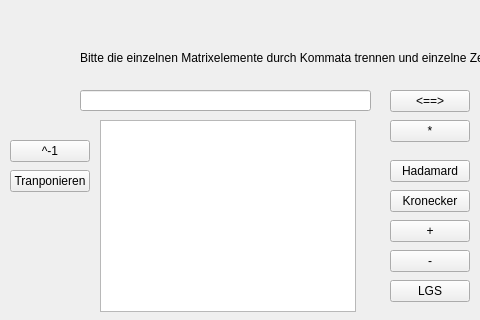
Above: matrix.ui from FelixMaetzler/Taschenrechner before the change; both pictures show x 0 to 480 and y 0 to 320 of the 945 by 864 pixel window. Below: the same form after it.
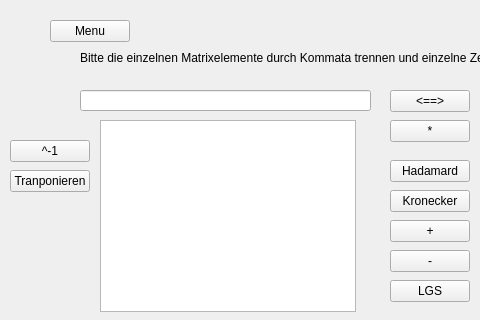
That is the form after the change.

What changed in the file:
```diff
--- a/matrix.ui
+++ b/matrix.ui
@@ -299,6 +299,19 @@
      <string>Kronecker</string>
     </property>
    </widget>
+   <widget class="QPushButton" name="ButtonMenu">
+    <property name="geometry">
+     <rect>
+      <x>50</x>
+      <y>20</y>
+      <width>80</width>
+      <height>22</height>
+     </rect>
+    </property>
+    <property name="text">
+     <string>Menu</string>
+    </property>
+   </widget>
   </widget>
   <widget class="QMenuBar" name="menubar">
    <property name="geometry">
```
